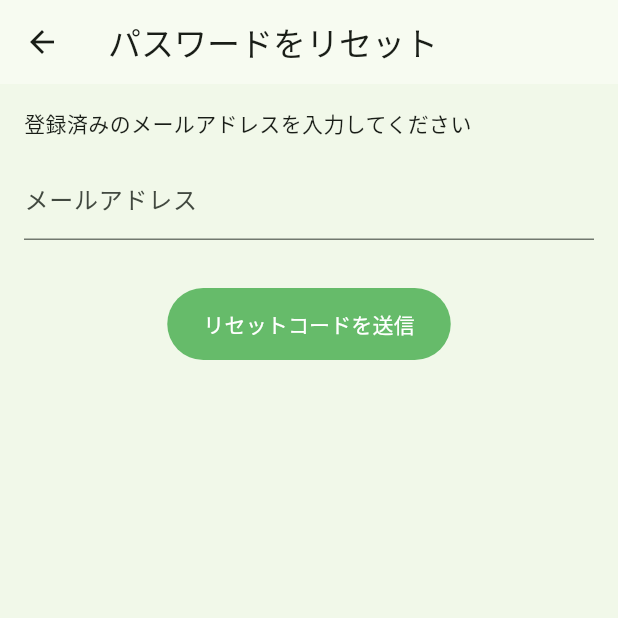
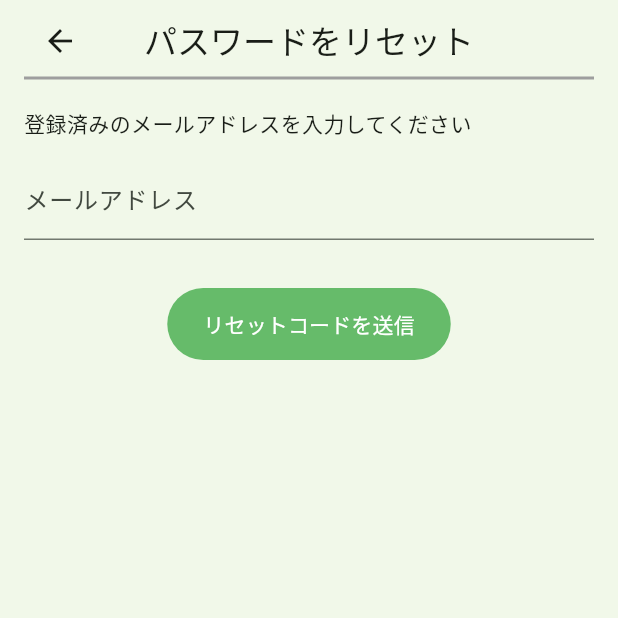
Before and after one commit to knx14/HM_sm_app, a Flutter app: the ResetPasswordScreen screen opened directly, on a phone screen of 412 x 824 dp, the top half of it. Run offline on Flutter 3.47's test engine with Material 3 defaults, Android fonts, the phone set to English and light mode, and no system bars; missing offline and left inert: amplify_auth_cognito, amplify_flutter.

Commit message:
パスワードリセット画面のUIを編集。

```diff
--- a/lib/features/auth/presentation/reset_password_screen.dart
+++ b/lib/features/auth/presentation/reset_password_screen.dart
@@ -55,7 +55,35 @@ class _ResetPasswordScreenState extends State<ResetPasswordScreen> {
   Widget build(BuildContext context) {
     return Scaffold(
       backgroundColor: const Color(0xFFF1F8E9),
-      appBar: AppBar(title: const Text('パスワードをリセット')),
+      appBar: AppBar(
+        backgroundColor: const Color(0xFFF1F8E9),
+        elevation: 0,
+        automaticallyImplyLeading: false,
+        title: Column(
+          children: [
+            Row(
+              children: [
+                IconButton(
+                  onPressed: () => Navigator.pop(context),
+                  icon: const Icon(Icons.arrow_back),
+                ),
+                Expanded(
+                  child: const Text(
+                    'パスワードをリセット',
+                    textAlign: TextAlign.center,
+                  ),
+                ),
+                const SizedBox(width: 48), // 右側のバランス調整
+              ],
+            ),
+            Container(
+              width: double.infinity,
+              height: 2,
+              color: Colors.grey,
+            ),
+          ],
+        ),
+      ),
       body: Padding(
         padding: const EdgeInsets.all(16),
         child: _codeSent ? _buildConfirmForm() : _buildEmailForm(),
```
